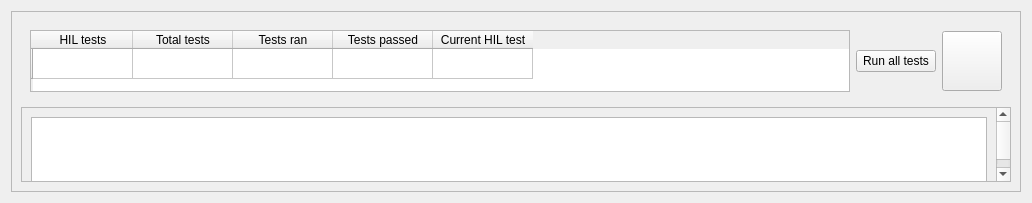
Before: the Qt Designer form alea-gsw/apps/alea-san-antonio/alea/sa/ui/control_panels/hil_test_panel.ui in jumiknows/AleasatV2, drawn with Qt 5.
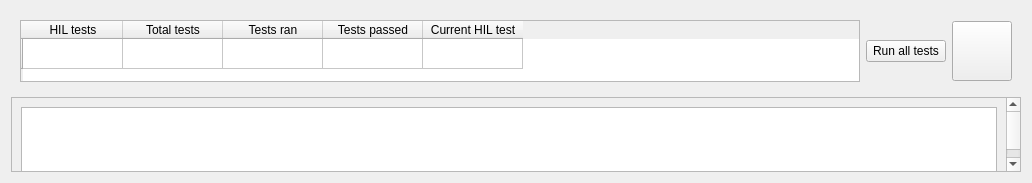
After: the same form once the commit is applied.

```diff
--- a/alea-gsw/apps/alea-san-antonio/alea/sa/ui/control_panels/hil_test_panel.ui
+++ b/alea-gsw/apps/alea-san-antonio/alea/sa/ui/control_panels/hil_test_panel.ui
@@ -7,7 +7,7 @@
     <x>0</x>
     <y>0</y>
     <width>1032</width>
-    <height>203</height>
+    <height>183</height>
    </rect>
   </property>
   <property name="windowTitle">
@@ -15,21 +15,6 @@
   </property>
   <layout class="QVBoxLayout" name="verticalLayout_3">
    <item>
-    <widget class="QScrollArea" name="scrollArea">
-     <property name="widgetResizable">
-      <bool>true</bool>
-     </property>
-     <widget class="QWidget" name="scrollAreaWidgetContents">
-      <property name="geometry">
-       <rect>
-        <x>0</x>
-        <y>0</y>
-        <width>988</width>
-        <height>203</height>
-       </rect>
-      </property>
-      <layout class="QVBoxLayout" name="verticalLayout">
-       <item>
         <widget class="QWidget" name="horizontalWidget" native="true">
          <property name="maximumSize">
           <size>
@@ -112,8 +97,8 @@
              <rect>
               <x>0</x>
               <y>0</y>
-              <width>942</width>
-              <height>114</height>
+          <width>989</width>
+          <height>97</height>
              </rect>
             </property>
             <layout class="QVBoxLayout" name="verticalLayout_4">
@@ -125,10 +110,6 @@
           </widget>
          </item>
         </layout>
-       </item>
-      </layout>
-     </widget>
-    </widget>
    </item>
   </layout>
  </widget>
```
Lines whose indentation alone changed are shown as unchanged.
